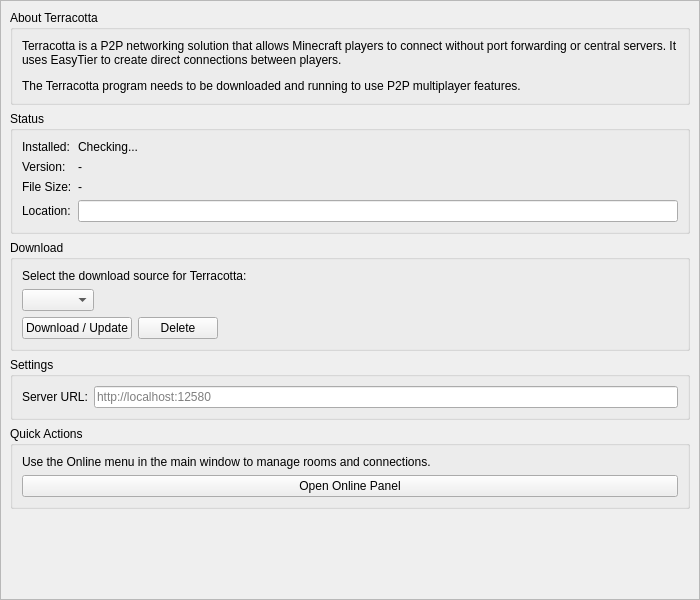
Old version of the form launcher/ui/pages/global/TerracottaPage.ui in the repository AndreaFrederica/LunaLauncher.
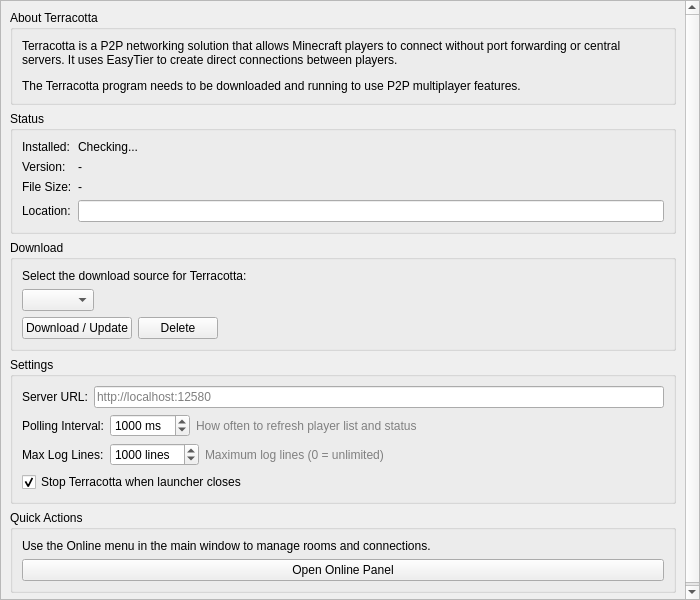
New version of the form.

Commit message:
Add Terracotta Online feature with UI enhancements and SVG icons
- Introduced new SVG icons for Terracotta Online and related functionalities.
- Implemented the Terracotta Online panel with state management and player list monitoring.
- Added functionality to start and stop the Terracotta server from the UI.
- Enhanced settings management for polling interval and maximum log lines.
- Updated UI components to reflect new features and improved user experience.
- Integrated player name saving and loading functionality.
- Added exception handling for better user feedback during server issues.

```diff
--- a/launcher/ui/pages/global/TerracottaPage.ui
+++ b/launcher/ui/pages/global/TerracottaPage.ui
@@ -210,6 +210,125 @@
             </item>
            </layout>
           </item>
+          <item>
+           <layout class="QHBoxLayout" name="horizontalLayout_poll_interval">
+            <item>
+             <widget class="QLabel" name="label_poll_interval">
+              <property name="text">
+               <string>Polling Interval:</string>
+              </property>
+             </widget>
+            </item>
+            <item>
+             <widget class="QSpinBox" name="spinBox_poll_interval">
+              <property name="minimum">
+               <number>100</number>
+              </property>
+              <property name="maximum">
+               <number>10000</number>
+              </property>
+              <property name="singleStep">
+               <number>100</number>
+              </property>
+              <property name="value">
+               <number>1000</number>
+              </property>
+              <property name="suffix">
+               <string> ms</string>
+              </property>
+             </widget>
+            </item>
+            <item>
+             <widget class="QLabel" name="label_poll_interval_hint">
+              <property name="text">
+               <string>How often to refresh player list and status</string>
+              </property>
+              <property name="styleSheet">
+               <string notr="true">color: gray; font-size: 9pt;</string>
+              </property>
+             </widget>
+            </item>
+            <item>
+             <spacer name="horizontalSpacer_poll">
+              <property name="orientation">
+               <enum>Qt::Horizontal</enum>
+              </property>
+              <property name="sizeHint" stdset="0">
+               <size>
+                <width>0</width>
+                <height>0</height>
+               </size>
+               </property>
+             </spacer>
+            </item>
+           </layout>
+          </item>
+          <item>
+           <layout class="QHBoxLayout" name="horizontalLayout_max_logs">
+            <item>
+             <widget class="QLabel" name="label_max_logs">
+              <property name="text">
+               <string>Max Log Lines:</string>
+              </property>
+             </widget>
+            </item>
+            <item>
+             <widget class="QSpinBox" name="spinBox_max_logs">
+              <property name="minimum">
+               <number>0</number>
+              </property>
+              <property name="maximum">
+               <number>10000</number>
+              </property>
+              <property name="singleStep">
+               <number>100</number>
+              </property>
+              <property name="value">
+               <number>1000</number>
+              </property>
+              <property name="suffix">
+               <string> lines</string>
+              </property>
+             </widget>
+            </item>
+            <item>
+             <widget class="QLabel" name="label_max_logs_hint">
+              <property name="text">
+               <string>Maximum log lines (0 = unlimited)</string>
+              </property>
+              <property name="styleSheet">
+               <string notr="true">color: gray; font-size: 9pt;</string>
+              </property>
+             </widget>
+            </item>
+            <item>
+             <spacer name="horizontalSpacer_max_logs">
+              <property name="orientation">
+               <enum>Qt::Horizontal</enum>
+              </property>
+              <property name="sizeHint" stdset="0">
+               <size>
+                <width>0</width>
+                <height>0</height>
+               </size>
+               </property>
+             </spacer>
+            </item>
+           </layout>
+          </item>
+          <item>
+           <widget class="QCheckBox" name="checkBox_stop_on_close">
+            <property name="text">
+             <string>Stop Terracotta when launcher closes</string>
+            </property>
+            <property name="toolTip">
+             <string>If enabled, the Terracotta server will be stopped when you close the launcher. If disabled, it will continue running in the background.</string>
+            </property>
+            <property name="checked">
+             <bool>true</bool>
+            </property>
+           </widget>
+          </item>
          </layout>
         </widget>
        </item>
```
The commit also changes 42 other files.
